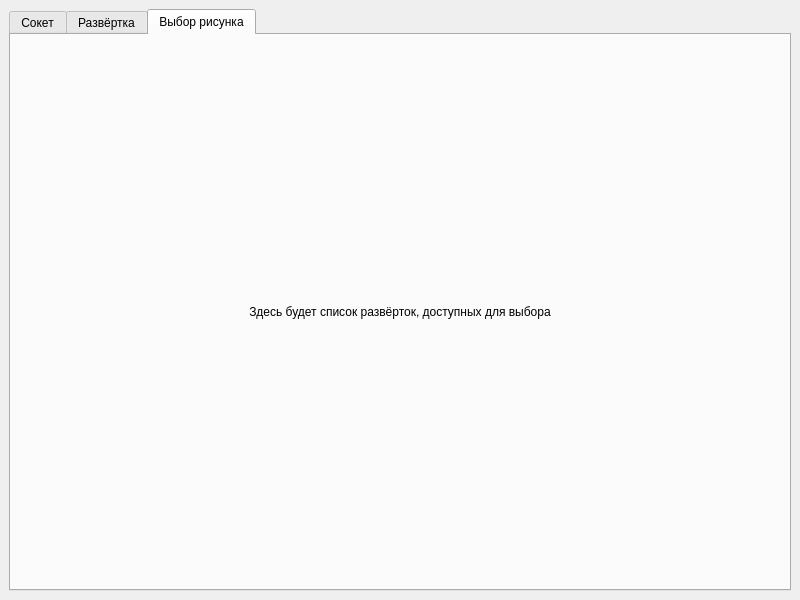
FDzerzhinsky/Qt_AngleRegressor, file MainWindow.ui: the form before one commit.
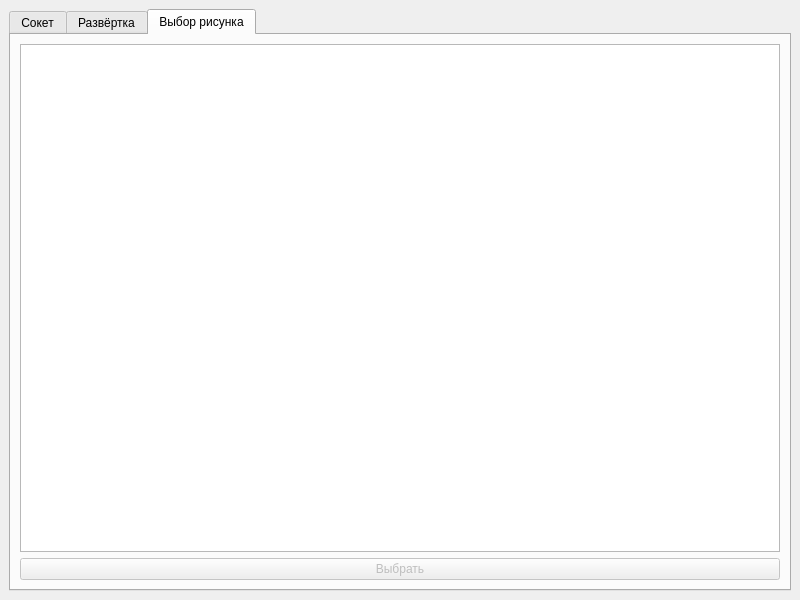
The form after the commit. The open tabs and pages were chosen to show the change.

Patch:
```diff
--- a/MainWindow.ui
+++ b/MainWindow.ui
@@ -262,12 +262,28 @@
        </attribute>
        <layout class="QVBoxLayout" name="resultsTabLayout">
         <item>
-         <widget class="QLabel" name="resultsLabel">
+									<widget class="QListWidget" name="resultsListWidget">
+										<property name="selectionMode">
+											<enum>QAbstractItemView::SingleSelection</enum>
+										</property>
+										<property name="iconSize">
+											<size>
+												<width>64</width>
+												<height>64</height>
+											</size>
+										</property>
+										<property name="viewMode">
+											<enum>QListView::ListMode</enum>
+										</property>
+									</widget>
+								</item>
+								<item>
+									<widget class="QPushButton" name="selectPatternButton">
           <property name="text">
-           <string>Здесь будет список развёрток, доступных для выбора</string>
-          </property>
-          <property name="alignment">
-           <set>Qt::AlignmentFlag::AlignCenter</set>
+											<string>Выбрать</string>
+										</property>
+										<property name="enabled">
+											<bool>false</bool>
           </property>
          </widget>
         </item>
```
Lines whose indentation alone changed are shown as unchanged.
